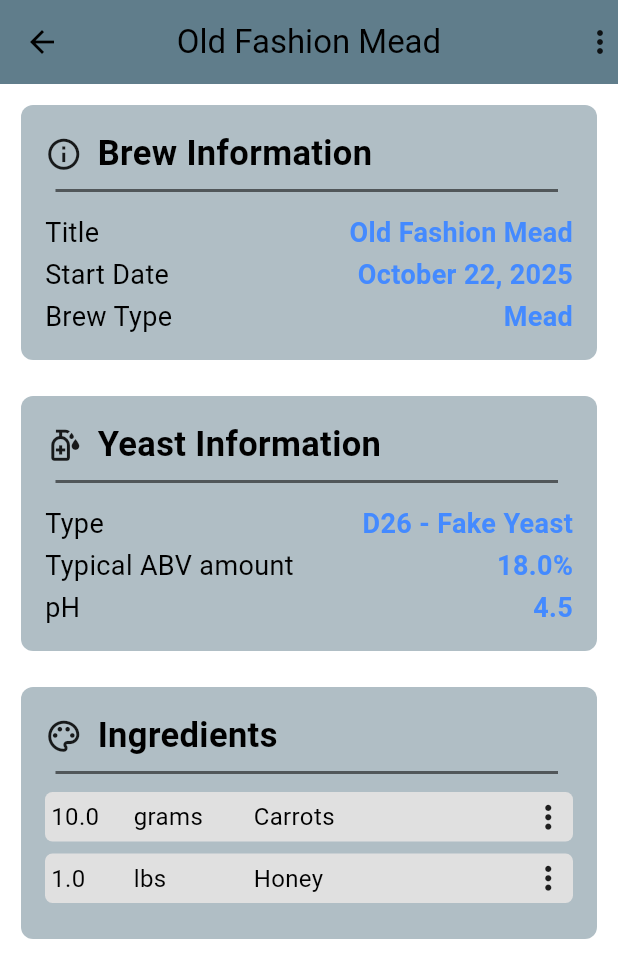
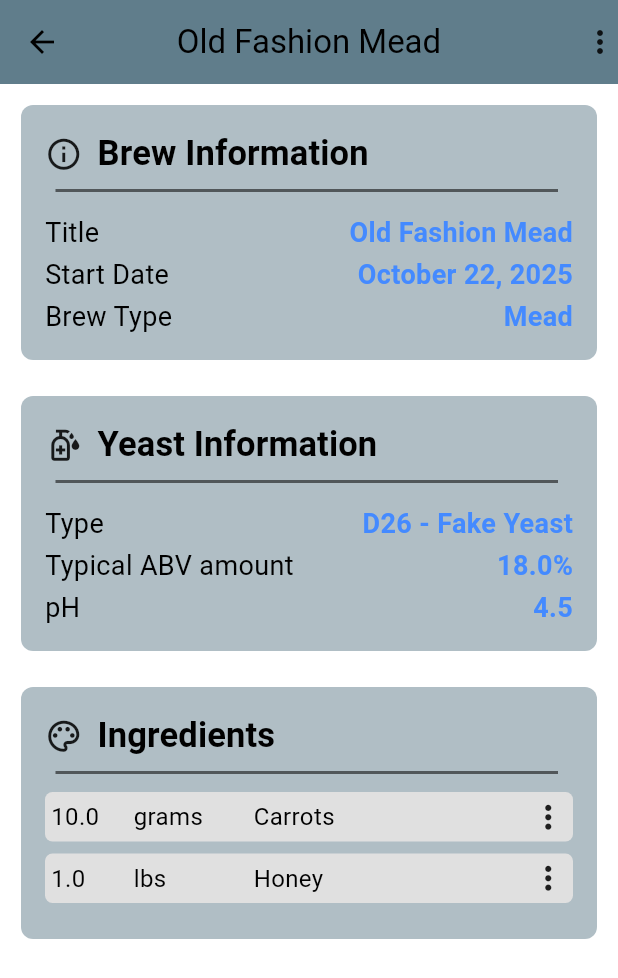
Before and after one commit to Seanm64/FermentationStation, a Flutter app: the screen it shows after launch, after a tap on "Mead", on a phone screen of 412 x 824 dp. Shown: the top 978 px of the screen. Run offline on Flutter 3.47's test engine with Material 3 defaults, Android fonts, the phone set to English and light mode, and no system bars; our stand-ins replace google_fonts, hive; accounts and stored records are empty; generated files the repository leaves out were written again.

Commit message:
Added ThemeData

```diff
--- a/lib/cards/basic_info_card.dart
+++ b/lib/cards/basic_info_card.dart
@@ -34,10 +34,7 @@ class BasicInfoCard extends StatelessWidget {
                   SizedBox(width: 10,),
                   Text(
                     card_title,
-                    style: TextStyle(
-                      fontSize: 23,
-                      fontWeight: FontWeight.bold,
-                    ),
+                    style: Theme.of(context).textTheme.labelLarge,
                   ),
                 ],
               ),
--- a/lib/cards/brew_card.dart
+++ b/lib/cards/brew_card.dart
@@ -29,6 +29,9 @@ class BrewCard extends StatelessWidget {
 
   @override
   Widget build(BuildContext context) {
+
+    final ThemeData themeData = Theme.of(context);
+
     return GestureDetector(
       onTap: () {
         Navigator.push(
@@ -55,10 +58,7 @@ class BrewCard extends StatelessWidget {
                   Icon(Icons.wine_bar),
                   Text(
                     brew_model.brew_type.toDisplayString(),
-                    style: TextStyle(
-                      fontSize: 15,
-                      fontWeight: FontWeight.bold,
-                    ),
+                    style: themeData.textTheme.labelSmall,
                   ),
                   Spacer(),
                   if(is_latest) Container(
@@ -98,7 +98,6 @@ class BrewCard extends StatelessWidget {
             // Body of card
             Padding(
               padding: const EdgeInsets.only(left: 8.0, right: 8.0),
-              child: Container(
               child: Row(
                 mainAxisAlignment: MainAxisAlignment.spaceBetween,
                 children: [
@@ -109,9 +108,7 @@ class BrewCard extends StatelessWidget {
                     children: [
                       Text(
                         brew_model.brew_title,
-                          style: TextStyle(
-                            fontSize: 20,
-                          )
+                        style: themeData.textTheme.labelMedium,
                       ),
                       Text('Started: ${DateToString(brew_model.date_started, true)}'),
                       Text('Current 1005, ABV 15.8%'),
@@ -161,7 +158,6 @@ class BrewCard extends StatelessWidget {
                   ),
                 ],
               ),
-              ),
             )
           ],
         ),
--- a/lib/cards/ingedients_list_card.dart
+++ b/lib/cards/ingedients_list_card.dart
@@ -1,4 +1,5 @@
 import 'package:flutter/material.dart';
+import 'package:fermentation_station/theme_data.dart';
 import 'package:fermentation_station/models/brew_model.dart';
 
 class IngedientsListCard extends StatelessWidget {
@@ -11,11 +12,14 @@ class IngedientsListCard extends StatelessWidget {
 
   @override
   Widget build(BuildContext context) {
+
+    final ThemeData themeData = Theme.of(context);
+
     return Padding(
       padding: const EdgeInsets.all(12.0),
       child: Container(
         decoration: BoxDecoration(
-          color: Colors.blueGrey[200],
+          color: COLOR_BLUE_GREY[200],
           borderRadius: BorderRadius.circular(8.0),
         ),
         padding: EdgeInsets.all(8.0),
@@ -30,10 +34,7 @@ class IngedientsListCard extends StatelessWidget {
                   SizedBox(width: 10,),
                   Text(
                     'Ingredients',
-                    style: TextStyle(
-                      fontSize: 23,
-                      fontWeight: FontWeight.bold,
-                    ),
+                    style: themeData.textTheme.labelLarge,
                   ),
                 ],
               ),
--- a/lib/custom/custom_card_text_row.dart
+++ b/lib/custom/custom_card_text_row.dart
@@ -1,3 +1,4 @@
+import 'package:fermentation_station/theme_data.dart';
 import 'package:flutter/material.dart';
 
 class CustomTextRow extends StatelessWidget {
@@ -12,6 +13,7 @@ class CustomTextRow extends StatelessWidget {
 
   @override
   Widget build(BuildContext context) {
+
     return Padding(
       padding: const EdgeInsets.only(top: 2.0),
       child: Row(
@@ -19,20 +21,11 @@ class CustomTextRow extends StatelessWidget {
         children: [
           Text(
             leading ?? '',
-            style: TextStyle(
-              fontSize: 18,
-              color: Colors.black,
-            ),
-
+            style: cardText,
           ),
           Text(
             trailing ?? '',
-            style: TextStyle(
-              fontSize: 18,
-              color: Colors.blueAccent,
-              fontWeight: FontWeight.bold
-            ),
-
+            style: cardTextBlueBold,
           ),
         ],
       ),
--- a/lib/custom/empty_home_page.dart
+++ b/lib/custom/empty_home_page.dart
@@ -27,6 +27,7 @@ class EmptyHomePage extends StatelessWidget {
                 'No brews here yet',
                 style: GoogleFonts.comicNeue(
                   fontSize: 20,
+                  fontWeight: FontWeight.bold,
                 ),
               ),
               TextButton(
--- a/lib/main.dart
+++ b/lib/main.dart
@@ -31,6 +31,7 @@ void main() async {
           child: MaterialApp(
             theme: bright_theme_data,
             darkTheme: dark_theme_data,
+
             debugShowCheckedModeBanner: false,
             initialRoute: '/',
             routes: {
--- a/lib/theme_data.dart
+++ b/lib/theme_data.dart
@@ -1,17 +1,49 @@
 import 'package:flutter/material.dart';
 
+const COLOR_BLACK = Color.fromRGBO(48, 47, 48, 1.0);
+const COLOR_GREY = Color.fromRGBO(141, 141, 141, 1.0);
+
+const COLOR_WHITE = Colors.white;
+const COLOR_BLUE_GREY = Colors.blueGrey;
+
+const TextTheme text_theme = TextTheme(
+  labelLarge: TextStyle(
+    fontSize: 23,
+    fontWeight: FontWeight.bold,
+  ),
+  labelMedium: TextStyle( // Brew Cards
+    fontSize: 20,
+    fontWeight: FontWeight.bold,
+  ),
+  labelSmall: TextStyle(
+    fontSize: 18,
+    fontWeight: FontWeight.bold,
+  ),
+);
+
+const TextStyle cardText = TextStyle(
+  color: Colors.black,
+  fontSize: 18,
+);
+const TextStyle cardTextBlueBold = TextStyle(
+  color: Colors.blueAccent,
+  fontWeight: FontWeight.bold,
+  fontSize: 18,
+);
 
 ThemeData bright_theme_data = ThemeData(
   brightness: Brightness.light,
+  textTheme: text_theme,
   colorScheme: ColorScheme.light(
-    background: Colors.white,
-    primary: Colors.blueGrey,
+    background: COLOR_WHITE,
+    primary: COLOR_BLUE_GREY,
     secondary: Colors.blueGrey.shade200,
   ),
 );
 
 ThemeData dark_theme_data = ThemeData(
   brightness: Brightness.dark,
+  textTheme: text_theme,
   colorScheme: ColorScheme.dark(
     background: Colors.white10,
     primary: Colors.deepPurple,
```
Also changed, not shown: lib/pages/configurations_page.dart (+5 -6 lines). Lines whose indentation alone changed are shown as unchanged.
